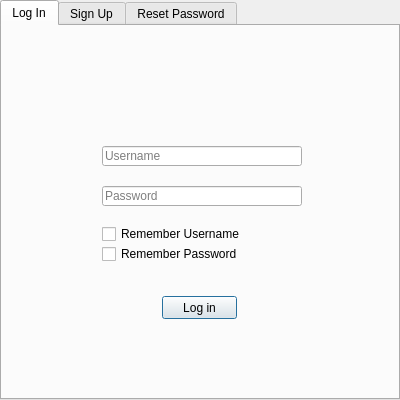
Qt form BaseClient/Source/LoginDialog.ui (WorksAhead/Base) before a commit.
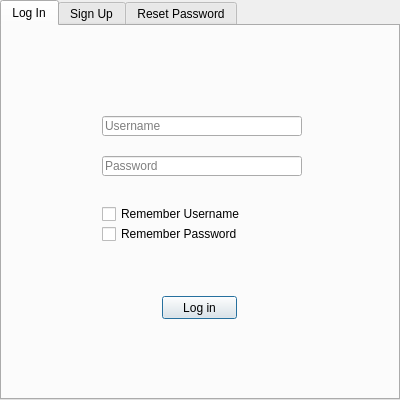
The same form after that commit.

Commit message: 登录界面小调整。

What changed in the file:
```diff
--- a/BaseClient/Source/LoginDialog.ui
+++ b/BaseClient/Source/LoginDialog.ui
@@ -67,7 +67,7 @@
        <property name="geometry">
         <rect>
          <x>100</x>
-         <y>120</y>
+         <y>90</y>
          <width>200</width>
          <height>20</height>
         </rect>
@@ -83,7 +83,7 @@
        <property name="geometry">
         <rect>
          <x>100</x>
-         <y>160</y>
+         <y>130</y>
          <width>200</width>
          <height>20</height>
         </rect>
@@ -102,7 +102,7 @@
        <property name="geometry">
         <rect>
          <x>100</x>
-         <y>200</y>
+         <y>180</y>
          <width>201</width>
          <height>16</height>
         </rect>
@@ -115,7 +115,7 @@
        <property name="geometry">
         <rect>
          <x>100</x>
-         <y>220</y>
+         <y>200</y>
          <width>201</width>
          <height>16</height>
         </rect>
```
